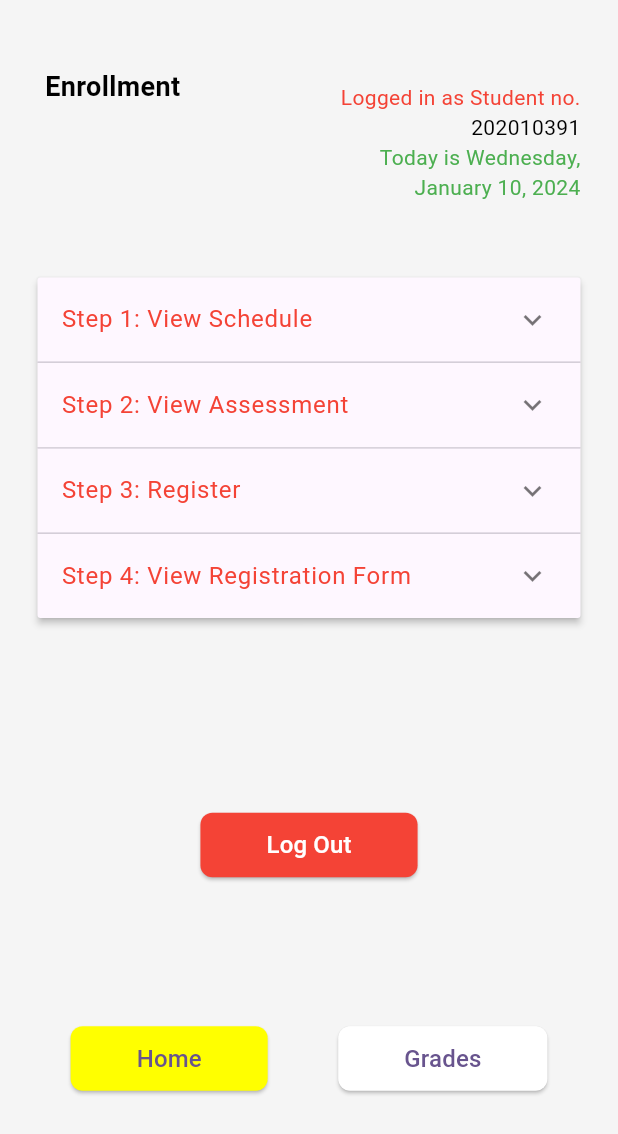
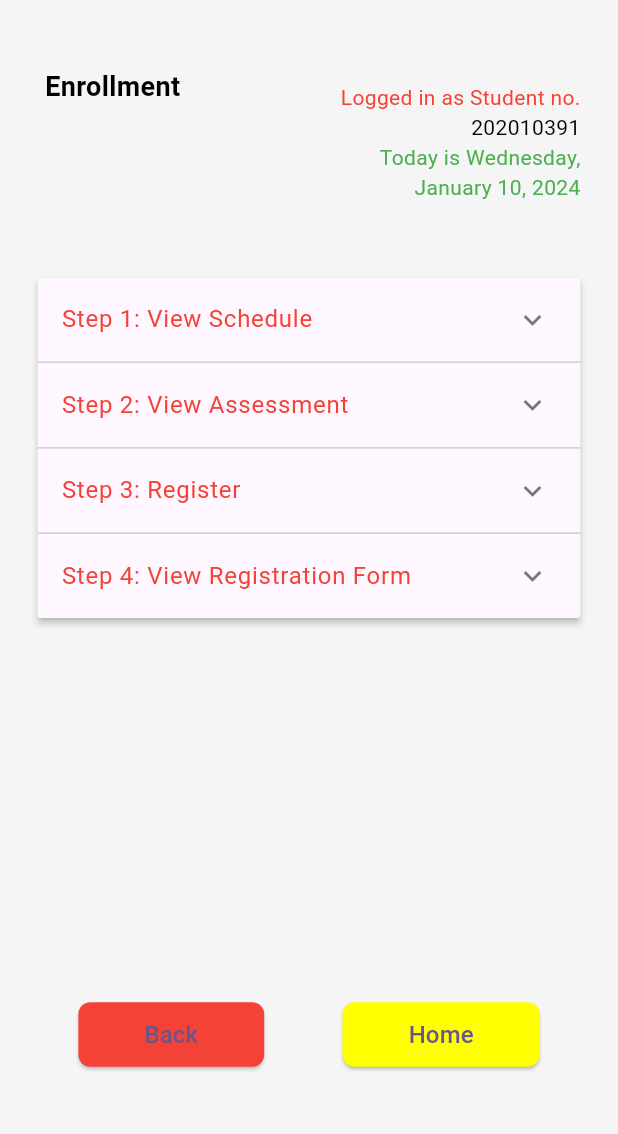
Before and after one commit to Hestice/plm_crs_undergrad_mobile, a Flutter app: the StudentHome screen opened by its route, on a phone screen of 412 x 824 dp. Shown: the top 1134 px of the screen. Run offline on Flutter 3.47's test engine with Material 2 defaults, Android fonts, the phone set to English and light mode, and no system bars; our stand-ins replace firebase_core, form_validator, go_router; accounts and stored records are empty.

Commit message:
updated student routing

```diff
--- a/lib/screens/student/studenthome.dart
+++ b/lib/screens/student/studenthome.dart
@@ -52,12 +52,16 @@ class _StudentHomeState extends State<StudentHome> {
     } else {
       switch (index) {
         case 0:
+          // RETRIEVE CRS IMAGE
           return 'Welcome to the student home page! View your enrolled courses and grades.';
         case 1:
+          // VIEW RECEIPT
           return 'Explore upcoming events and announcements related to your courses.';
         case 2:
+          // PLEASE SAVE A COPY OR PRINT
           return 'Track your academic progress and achievements.';
         case 3:
+          // SAVE A COPY BUTTON
           return 'Connect with your peers and instructors for a collaborative learning experience.';
         default:
           return 'This is item number $index';
@@ -157,40 +161,41 @@ class _StudentHomeState extends State<StudentHome> {
             ),
           ),
           Spacer(),
-          Column(
+          const Column(
             mainAxisAlignment:
                 MainAxisAlignment.center, // Adjust alignment as needed
             children: [
-              const SizedBox(
+              SizedBox(
                 height: 10,
                 width: 10,
               ), // Adding some space between existing content and buttons
 
-              const SizedBox(height: 8), // Adding some space between buttons
-              ElevatedButton(
-                onPressed: () {
-                  GoRouter.of(context).go('/login');
-                },
-                style: ElevatedButton.styleFrom(
-                  backgroundColor: Colors.red,
-                  shape: RoundedRectangleBorder(
-                    borderRadius: BorderRadius.circular(8.0),
-                  ),
-                ),
-                child: const Padding(
-                  padding: EdgeInsets.symmetric(vertical: 10, horizontal: 20),
-                  child: Text(
-                    "Log Out",
-                    style: TextStyle(fontSize: 16, color: Colors.white),
-                  ),
-                ),
-              ),
+              SizedBox(height: 8), // Adding some space between buttons
             ],
           ),
           Spacer(),
           Row(
             mainAxisAlignment: MainAxisAlignment.spaceEvenly,
             children: [
+              ElevatedButton(
+                onPressed: () {
+                  GoRouter.of(context).go('/student-dashboard');
+                },
+                style: ElevatedButton.styleFrom(
+                  backgroundColor: Colors.red, // Set button background color
+                  shape: RoundedRectangleBorder(
+                    borderRadius:
+                        BorderRadius.circular(8.0), // Set button border radius
+                  ),
+                ),
+                child: const Padding(
+                  padding: EdgeInsets.symmetric(vertical: 10, horizontal: 20),
+                  child: Text(
+                    "Back",
+                    style: TextStyle(fontSize: 16),
+                  ),
+                ),
+              ),
               ElevatedButton(
                 onPressed: () {},
                 style: ElevatedButton.styleFrom(
@@ -209,25 +214,6 @@ class _StudentHomeState extends State<StudentHome> {
                   ),
                 ),
               ),
-              ElevatedButton(
-                onPressed: () {
-                  GoRouter.of(context).go('/student-grades');
-                },
-                style: ElevatedButton.styleFrom(
-                  backgroundColor: Colors.white, // Set button background color
-                  shape: RoundedRectangleBorder(
-                    borderRadius:
-                        BorderRadius.circular(8.0), // Set button border radius
-                  ),
-                ),
-                child: const Padding(
-                  padding: EdgeInsets.symmetric(vertical: 10, horizontal: 20),
-                  child: Text(
-                    "Grades",
-                    style: TextStyle(fontSize: 16),
-                  ),
-                ),
-              ),
             ],
           ),
           Spacer(),
```
Also changed, not shown: lib/screens/student/student_login_screen.dart (+15 -15 lines), lib/screens/student/studentdashboard.dart (+12 -8 lines), lib/screens/student/studentgrade.dart (+3 -21 lines).
